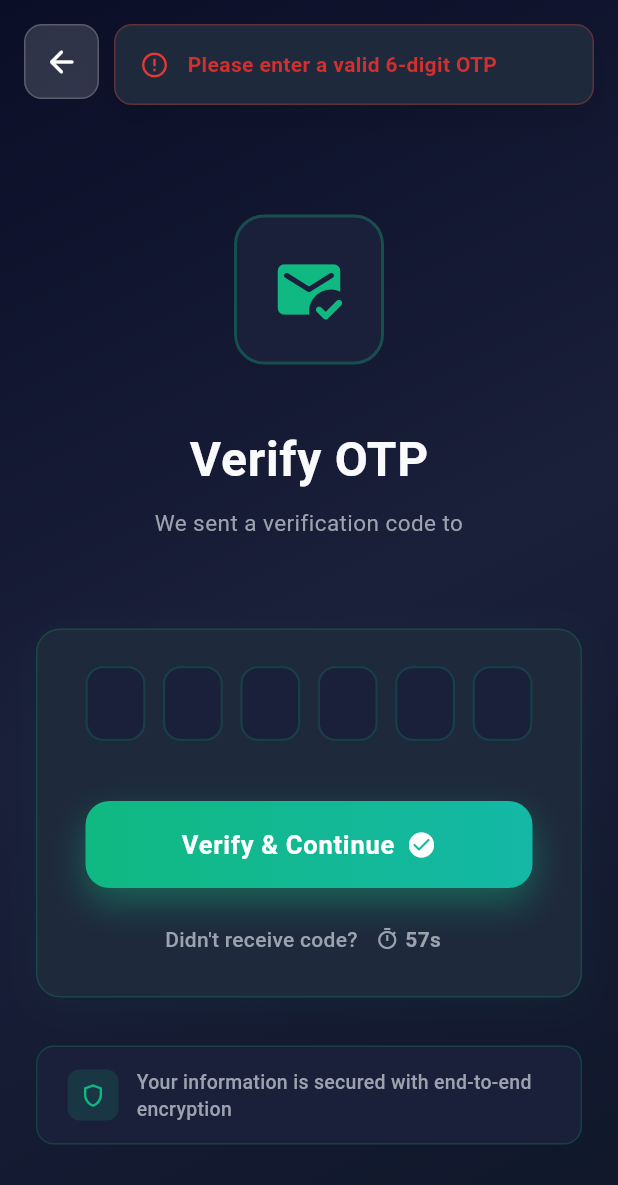
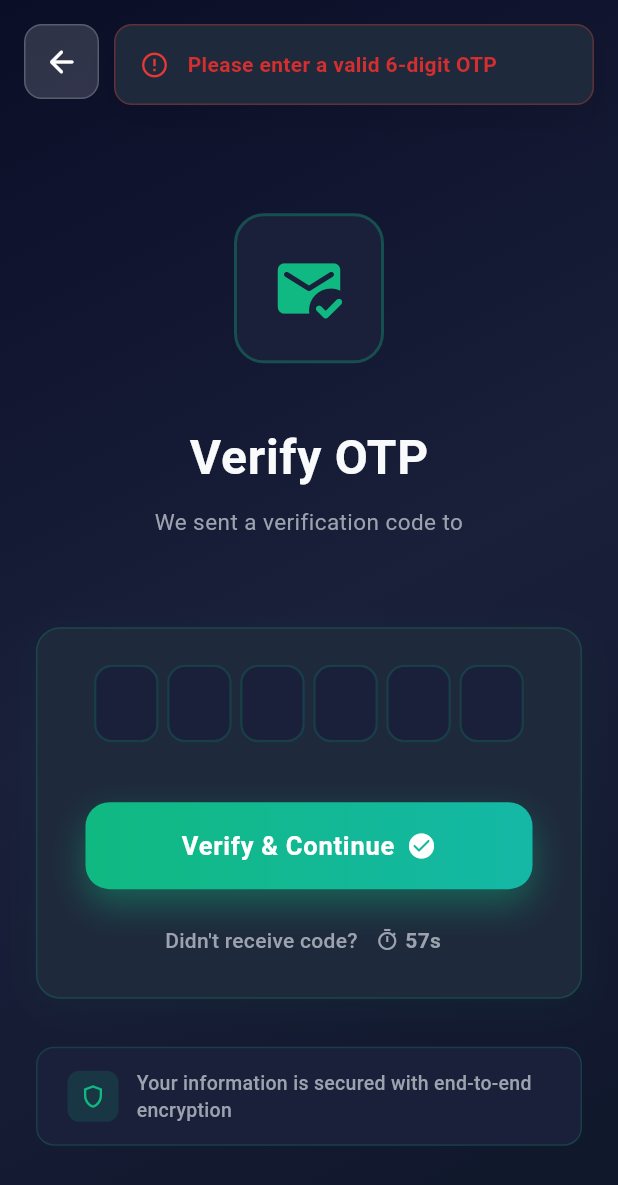
Before and after one commit to Pydart-Intelli-Corp/Poornasree_Connect, a Flutter app: the OtpScreen screen opened directly with empty values, after a tap on "Verify & Continue", on a phone screen of 412 x 824 dp. Shown: the top 1185 px of the screen. Run offline on Flutter 3.47's test engine with Material 3 defaults, Android fonts, the phone set to English and light mode, and no system bars; drawn by our look-alikes of pin_code_fields; our stand-ins replace flutter_secure_storage; accounts and stored records are empty.

Commit message:
fix: add debugging print for OTP input and improve layout spacing in OTP fields

```diff
--- a/lib/screens/auth/otp_screen.dart
+++ b/lib/screens/auth/otp_screen.dart
@@ -128,6 +128,9 @@ class _OtpScreenState extends State<OtpScreen>
       );
       return;
     }
+
+    // Print OTP for debugging
+    print('🔐 OTP Entered: $otpText');
 
     if (!mounted || _isDisposed || _isNavigating) return;
     setState(() {
@@ -370,7 +373,9 @@ class _OtpScreenState extends State<OtpScreen>
                                       LayoutBuilder(
                                         builder: (context, constraints) {
                                           final availableWidth = constraints.maxWidth;
-                                          final fieldWidth = (availableWidth - 60) / 6; // 60 for spacing
+                                          final spacing = 8.0; // Space between boxes
+                                          final totalSpacing = spacing * 5; // 5 gaps for 6 fields
+                                          final fieldWidth = (availableWidth - totalSpacing) / 6;
                                           final fieldHeight = fieldWidth * 1.2;
 
                                           return PinCodeTextField(
@@ -384,6 +389,7 @@ class _OtpScreenState extends State<OtpScreen>
                                               milliseconds: 200,
                                             ),
                                             enableActiveFill: true,
+                                            mainAxisAlignment: MainAxisAlignment.spaceEvenly,
                                             textStyle: TextStyle(
                                               fontSize: fieldWidth * 0.4,
                                               fontWeight: FontWeight.w700,
```
